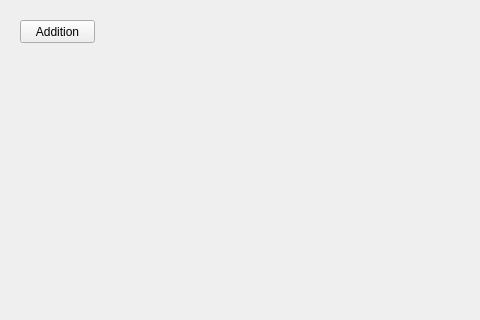
First picture: the form in CalcForPyQt0.1_MainWindow.ui, repository SilverwolfError/Calc, before the edit; both pictures show x 0 to 480 and y 0 to 320 of the 800 by 600 pixel window.
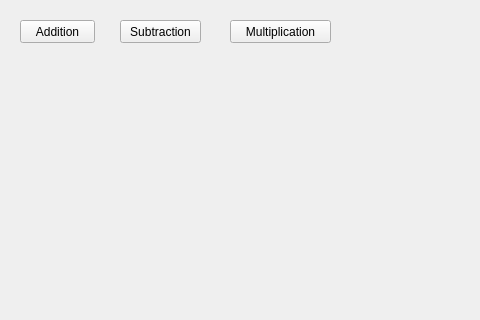
Second picture: the form after the edit.

Commit message: Add a function of multiplication and ste plain text read only.

```diff
--- a/CalcForPyQt0.1_MainWindow.ui
+++ b/CalcForPyQt0.1_MainWindow.ui
@@ -27,6 +27,32 @@
      <string>Addition</string>
     </property>
    </widget>
+   <widget class="QPushButton" name="SubtractionButton">
+    <property name="geometry">
+     <rect>
+      <x>120</x>
+      <y>20</y>
+      <width>81</width>
+      <height>23</height>
+     </rect>
+    </property>
+    <property name="text">
+     <string>Subtraction</string>
+    </property>
+   </widget>
+   <widget class="QPushButton" name="MultiplicationButton">
+    <property name="geometry">
+     <rect>
+      <x>230</x>
+      <y>20</y>
+      <width>101</width>
+      <height>23</height>
+     </rect>
+    </property>
+    <property name="text">
+     <string>Multiplication</string>
+    </property>
+   </widget>
   </widget>
   <widget class="QMenuBar" name="menubar">
    <property name="geometry">
```
The commit also changes 2 other files.
